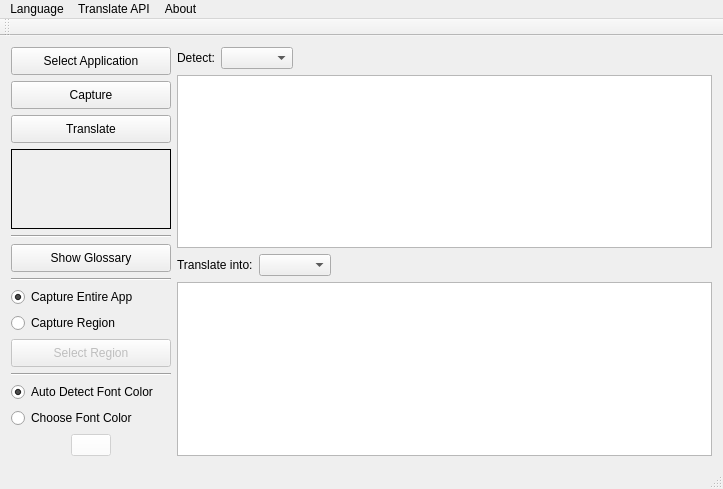
First picture: the form in src/ChaosTranslate.ui, repository wlssirius/ChaosTranslate, before the edit.
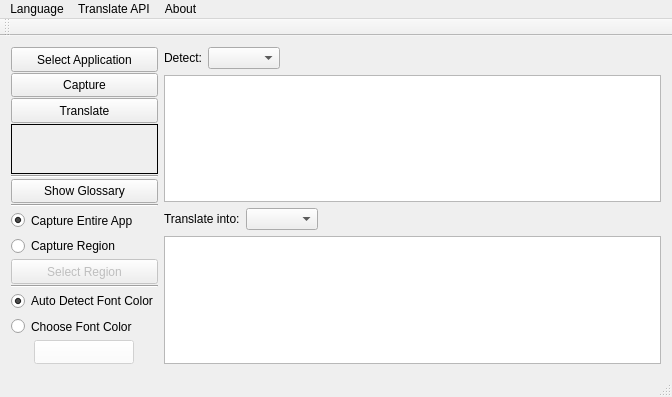
Second picture: the form after the edit. Icons and pictures are not drawn. Custom widgets are drawn as their Qt base class.

Diff of the .ui file:
```diff
--- a/src/ChaosTranslate.ui
+++ b/src/ChaosTranslate.ui
@@ -6,8 +6,8 @@
    <rect>
     <x>0</x>
     <y>0</y>
-    <width>723</width>
-    <height>489</height>
+    <width>672</width>
+    <height>397</height>
    </rect>
   </property>
   <property name="sizePolicy">
@@ -48,14 +48,29 @@
    <layout class="QHBoxLayout" name="horizontalLayout">
     <item>
      <layout class="QVBoxLayout" name="verticalLayout">
+      <property name="spacing">
+       <number>1</number>
+      </property>
       <item>
        <widget class="QPushButton" name="selectAppButton">
         <property name="sizePolicy">
-         <sizepolicy hsizetype="Minimum" vsizetype="Expanding">
+         <sizepolicy hsizetype="Preferred" vsizetype="Preferred">
           <horstretch>0</horstretch>
           <verstretch>0</verstretch>
          </sizepolicy>
         </property>
+        <property name="minimumSize">
+         <size>
+          <width>100</width>
+          <height>18</height>
+         </size>
+        </property>
+        <property name="maximumSize">
+         <size>
+          <width>200</width>
+          <height>50</height>
+         </size>
+        </property>
         <property name="toolTip">
          <string>Select application to capture and translate</string>
         </property>
@@ -70,11 +85,23 @@
          <bool>true</bool>
         </property>
         <property name="sizePolicy">
-         <sizepolicy hsizetype="Minimum" vsizetype="Expanding">
+         <sizepolicy hsizetype="Preferred" vsizetype="Preferred">
           <horstretch>0</horstretch>
           <verstretch>0</verstretch>
          </sizepolicy>
         </property>
+        <property name="minimumSize">
+         <size>
+          <width>100</width>
+          <height>18</height>
+         </size>
+        </property>
+        <property name="maximumSize">
+         <size>
+          <width>200</width>
+          <height>50</height>
+         </size>
+        </property>
         <property name="toolTip">
          <string>Capture screenshot of the selected application and translate</string>
         </property>
@@ -89,11 +116,23 @@
          <bool>true</bool>
         </property>
         <property name="sizePolicy">
-         <sizepolicy hsizetype="Minimum" vsizetype="Expanding">
+         <sizepolicy hsizetype="Preferred" vsizetype="Preferred">
           <horstretch>0</horstretch>
           <verstretch>0</verstretch>
          </sizepolicy>
         </property>
+        <property name="minimumSize">
+         <size>
+          <width>100</width>
+          <height>18</height>
+         </size>
+        </property>
+        <property name="maximumSize">
+         <size>
+          <width>200</width>
+          <height>50</height>
+         </size>
+        </property>
         <property name="text">
          <string>Translate</string>
         </property>
@@ -102,21 +141,21 @@
       <item>
        <widget class="QLabel" name="imageLabel">
         <property name="sizePolicy">
-         <sizepolicy hsizetype="Fixed" vsizetype="Fixed">
+         <sizepolicy hsizetype="Preferred" vsizetype="Preferred">
           <horstretch>0</horstretch>
           <verstretch>0</verstretch>
          </sizepolicy>
         </property>
         <property name="minimumSize">
          <size>
-          <width>160</width>
-          <height>80</height>
+          <width>100</width>
+          <height>50</height>
          </size>
         </property>
         <property name="maximumSize">
          <size>
-          <width>160</width>
-          <height>80</height>
+          <width>200</width>
+          <height>100</height>
          </size>
         </property>
         <property name="styleSheet">
@@ -143,11 +182,23 @@
       <item>
        <widget class="QPushButton" name="glossaryButton">
         <property name="sizePolicy">
-         <sizepolicy hsizetype="Minimum" vsizetype="Expanding">
+         <sizepolicy hsizetype="Preferred" vsizetype="Preferred">
           <horstretch>0</horstretch>
           <verstretch>0</verstretch>
          </sizepolicy>
         </property>
+        <property name="minimumSize">
+         <size>
+          <width>100</width>
+          <height>18</height>
+         </size>
+        </property>
+        <property name="maximumSize">
+         <size>
+          <width>200</width>
+          <height>50</height>
+         </size>
+        </property>
         <property name="text">
          <string>Show Glossary</string>
         </property>
@@ -165,6 +216,24 @@
         <property name="enabled">
          <bool>true</bool>
         </property>
+        <property name="sizePolicy">
+         <sizepolicy hsizetype="Preferred" vsizetype="Preferred">
+          <horstretch>0</horstretch>
+          <verstretch>0</verstretch>
+         </sizepolicy>
+        </property>
+        <property name="minimumSize">
+         <size>
+          <width>100</width>
+          <height>18</height>
+         </size>
+        </property>
+        <property name="maximumSize">
+         <size>
+          <width>200</width>
+          <height>50</height>
+         </size>
+        </property>
         <property name="text">
          <string>Capture Entire App</string>
         </property>
@@ -181,6 +250,24 @@
         <property name="enabled">
          <bool>true</bool>
         </property>
+        <property name="sizePolicy">
+         <sizepolicy hsizetype="Preferred" vsizetype="Preferred">
+          <horstretch>0</horstretch>
+          <verstretch>0</verstretch>
+         </sizepolicy>
+        </property>
+        <property name="minimumSize">
+         <size>
+          <width>100</width>
+          <height>18</height>
+         </size>
+        </property>
+        <property name="maximumSize">
+         <size>
+          <width>200</width>
+          <height>50</height>
+         </size>
+        </property>
         <property name="text">
          <string>Capture Region</string>
         </property>
@@ -195,11 +282,23 @@
          <bool>false</bool>
         </property>
         <property name="sizePolicy">
-         <sizepolicy hsizetype="Minimum" vsizetype="Expanding">
+         <sizepolicy hsizetype="Preferred" vsizetype="Preferred">
           <horstretch>0</horstretch>
           <verstretch>0</verstretch>
          </sizepolicy>
         </property>
+        <property name="minimumSize">
+         <size>
+          <width>100</width>
+          <height>18</height>
+         </size>
+        </property>
+        <property name="maximumSize">
+         <size>
+          <width>200</width>
+          <height>50</height>
+         </size>
+        </property>
         <property name="styleSheet">
          <string notr="true"/>
         </property>
@@ -220,6 +319,24 @@
         <property name="enabled">
          <bool>true</bool>
         </property>
+        <property name="sizePolicy">
+         <sizepolicy hsizetype="Preferred" vsizetype="Preferred">
+          <horstretch>0</horstretch>
+          <verstretch>0</verstretch>
+         </sizepolicy>
+        </property>
+        <property name="minimumSize">
+         <size>
+          <width>100</width>
+          <height>18</height>
+         </size>
+        </property>
+        <property name="maximumSize">
+         <size>
+          <width>200</width>
+          <height>50</height>
+         </size>
+        </property>
         <property name="text">
          <string>Auto Detect Font Color</string>
         </property>
@@ -236,6 +353,24 @@
         <property name="enabled">
          <bool>true</bool>
         </property>
+        <property name="sizePolicy">
+         <sizepolicy hsizetype="Preferred" vsizetype="Preferred">
+          <horstretch>0</horstretch>
+          <verstretch>0</verstretch>
+         </sizepolicy>
+        </property>
+        <property name="minimumSize">
+         <size>
+          <width>100</width>
+          <height>18</height>
+         </size>
+        </property>
+        <property name="maximumSize">
+         <size>
+          <width>200</width>
+          <height>50</height>
+         </size>
+        </property>
         <property name="text">
          <string>Choose Font Color</string>
         </property>
@@ -250,11 +385,23 @@
          <bool>false</bool>
         </property>
         <property name="sizePolicy">
-         <sizepolicy hsizetype="Fixed" vsizetype="Fixed">
+         <sizepolicy hsizetype="Preferred" vsizetype="Preferred">
           <horstretch>0</horstretch>
           <verstretch>0</verstretch>
          </sizepolicy>
         </property>
+        <property name="minimumSize">
+         <size>
+          <width>100</width>
+          <height>18</height>
+         </size>
+        </property>
+        <property name="maximumSize">
+         <size>
+          <width>200</width>
+          <height>50</height>
+         </size>
+        </property>
         <property name="styleSheet">
          <string notr="true">background-color: rgb(255, 255, 255);</string>
         </property>
@@ -349,7 +496,7 @@
     <rect>
      <x>0</x>
      <y>0</y>
-     <width>723</width>
+     <width>672</width>
      <height>23</height>
     </rect>
    </property>
```
Left out of the diff: 1 changed line with no effect on the pictures.
